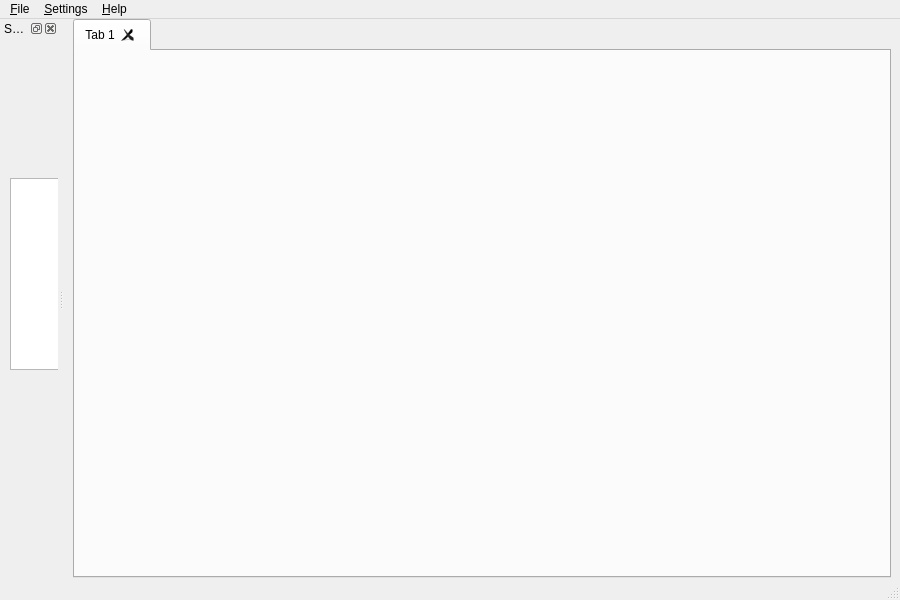
Before: the Qt Designer form sqlantaresia/SQLAntaresiaWindow.ui in mtorromeo/sqlantaresia, drawn with Qt 5.
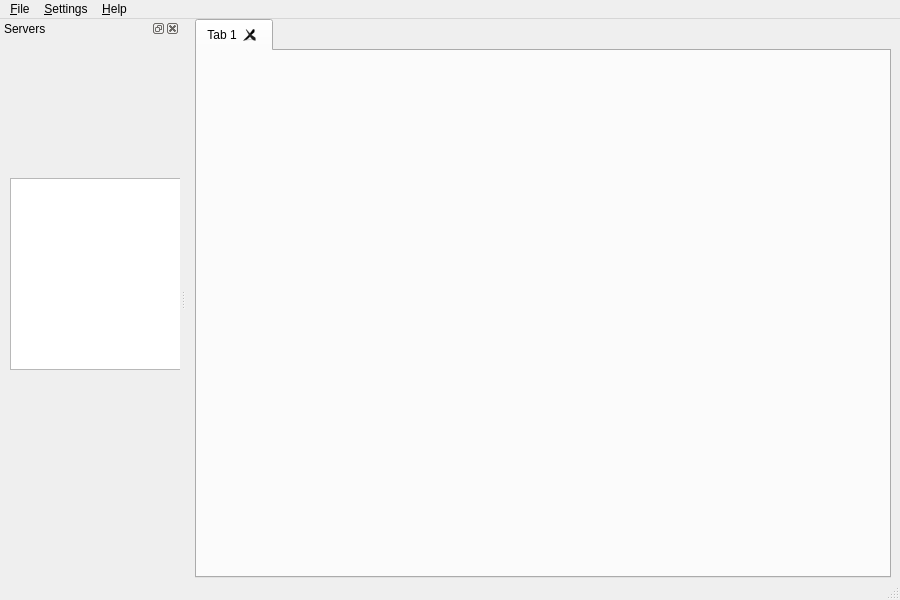
After: the same form once the commit is applied. Icons and pictures are not drawn.

Commit message: Set minimum size for the main window

The edit to the form file:
```diff
--- a/sqlantaresia/SQLAntaresiaWindow.ui
+++ b/sqlantaresia/SQLAntaresiaWindow.ui
@@ -11,6 +11,12 @@
     <height>600</height>
    </rect>
   </property>
+  <property name="minimumSize">
+   <size>
+    <width>600</width>
+    <height>350</height>
+   </size>
+  </property>
   <property name="windowTitle">
    <string notr="true">SQL Antaresia</string>
   </property>
@@ -83,6 +89,12 @@
   </widget>
   <widget class="QStatusBar" name="statusBar"/>
   <widget class="QDockWidget" name="dockWidget">
+   <property name="minimumSize">
+    <size>
+     <width>180</width>
+     <height>180</height>
+    </size>
+   </property>
    <property name="windowTitle">
     <string>Servers</string>
    </property>
```
